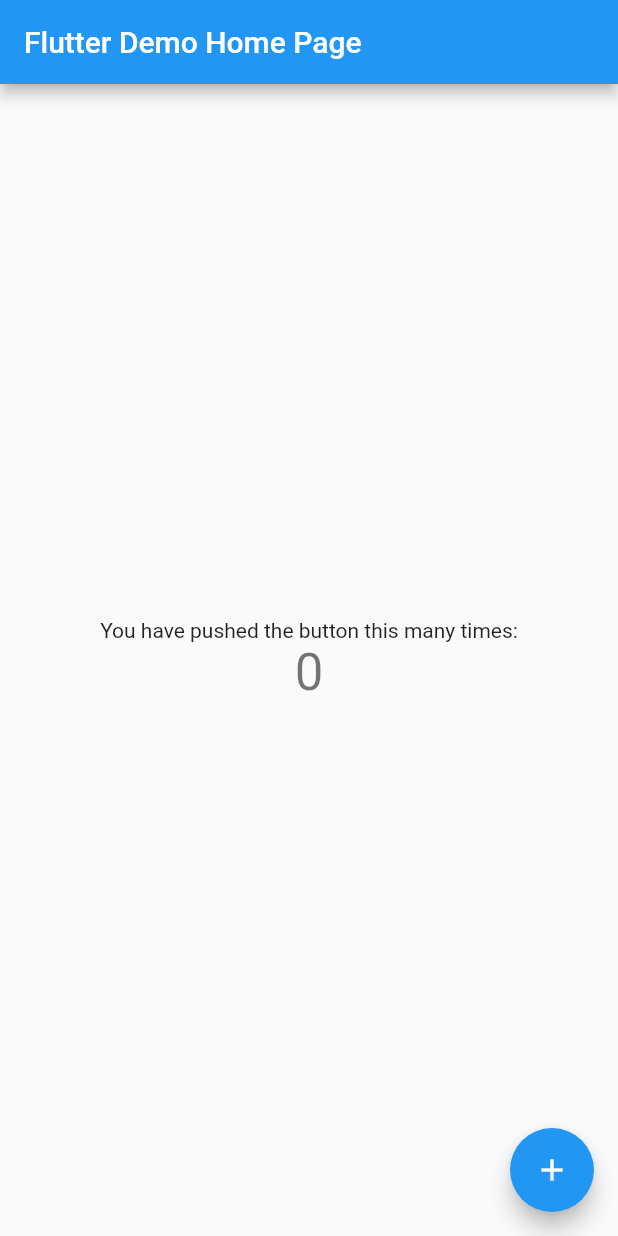
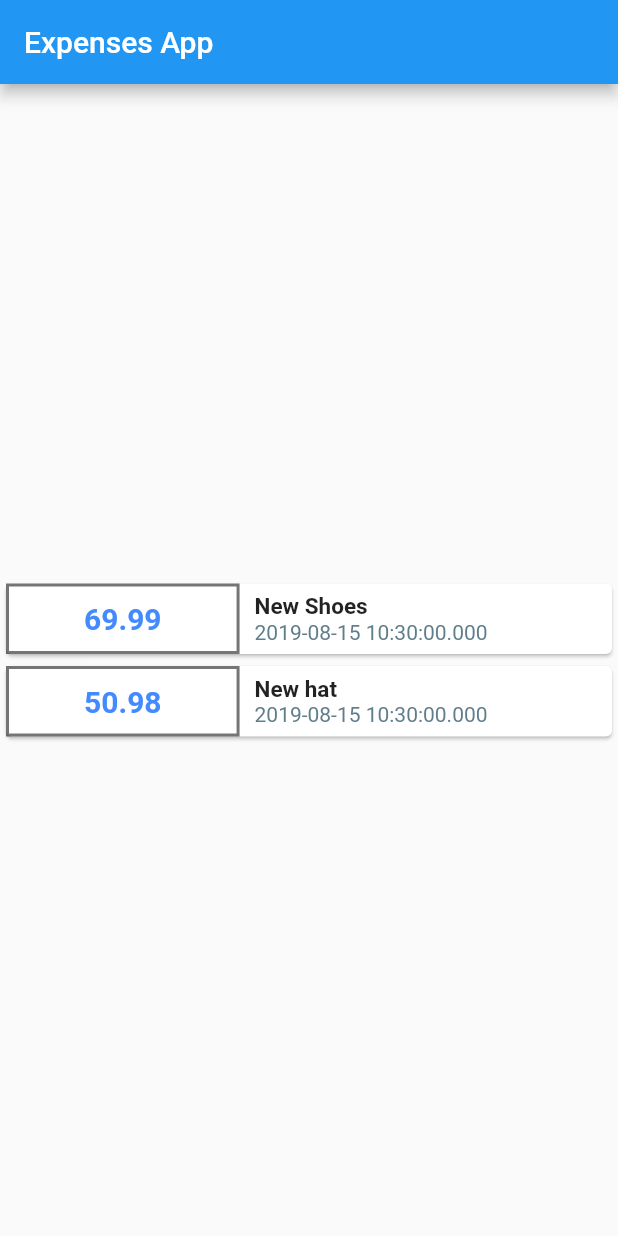
Before and after one commit to jjsebastianfuertes/PersonalExpensesApp, a Flutter app: the screen it shows after launch, on a phone screen of 412 x 824 dp. Run offline on Flutter 3.47's test engine with Material 2 defaults, Android fonts, the phone set to English and light mode, and no system bars.

Commit message:
card shape

```diff
--- a/expenses_app/lib/main.dart
+++ b/expenses_app/lib/main.dart
@@ -1,111 +1,79 @@
 import 'package:flutter/material.dart';
+import './transaction.dart';
 
-void main() => runApp(MyApp());
+void main() {
+  runApp(MyApp());
+}
 
 class MyApp extends StatelessWidget {
-  // This widget is the root of your application.
   @override
   Widget build(BuildContext context) {
     return MaterialApp(
-      title: 'Flutter Demo',
-      theme: ThemeData(
-        // This is the theme of your application.
-        //
-        // Try running your application with "flutter run". You'll see the
-        // application has a blue toolbar. Then, without quitting the app, try
-        // changing the primarySwatch below to Colors.green and then invoke
-        // "hot reload" (press "r" in the console where you ran "flutter run",
-        // or simply save your changes to "hot reload" in a Flutter IDE).
-        // Notice that the counter didn't reset back to zero; the application
-        // is not restarted.
-        primarySwatch: Colors.blue,
-      ),
-      home: MyHomePage(title: 'Flutter Demo Home Page'),
+      title: 'Expenses App',
+      home: MyHomePage(),
     );
   }
 }
 
-class MyHomePage extends StatefulWidget {
-  MyHomePage({Key key, this.title}) : super(key: key);
-
-  // This widget is the home page of your application. It is stateful, meaning
-  // that it has a State object (defined below) that contains fields that affect
-  // how it looks.
-
-  // This class is the configuration for the state. It holds the values (in this
-  // case the title) provided by the parent (in this case the App widget) and
-  // used by the build method of the State. Fields in a Widget subclass are
-  // always marked "final".
-
-  final String title;
-
-  @override
-  _MyHomePageState createState() => _MyHomePageState();
-}
-
-class _MyHomePageState extends State<MyHomePage> {
-  int _counter = 0;
-
-  void _incrementCounter() {
-    setState(() {
-      // This call to setState tells the Flutter framework that something has
-      // changed in this State, which causes it to rerun the build method below
-      // so that the display can reflect the updated values. If we changed
-      // _counter without calling setState(), then the build method would not be
-      // called again, and so nothing would appear to happen.
-      _counter++;
-    });
-  }
+class MyHomePage extends StatelessWidget {
+  final List<Transaction> transactions = [
+    Transaction(
+        id: 't1', title: 'New Shoes', amount: 69.99, date: DateTime.now()),
+    Transaction(id: 't2', title: 'New hat', amount: 50.98, date: DateTime.now())
+  ];
 
   @override
   Widget build(BuildContext context) {
-    // This method is rerun every time setState is called, for instance as done
-    // by the _incrementCounter method above.
-    //
-    // The Flutter framework has been optimized to make rerunning build methods
-    // fast, so that you can just rebuild anything that needs updating rather
-    // than having to individually change instances of widgets.
     return Scaffold(
       appBar: AppBar(
-        // Here we take the value from the MyHomePage object that was created by
-        // the App.build method, and use it to set our appbar title.
-        title: Text(widget.title),
+        title: Text('Expenses App'),
       ),
-      body: Center(
-        // Center is a layout widget. It takes a single child and positions it
-        // in the middle of the parent.
+      body: Container(
+        width: double.infinity,
         child: Column(
-          // Column is also layout widget. It takes a list of children and
-          // arranges them vertically. By default, it sizes itself to fit its
-          // children horizontally, and tries to be as tall as its parent.
-          //
-          // Invoke "debug painting" (press "p" in the console, choose the
-          // "Toggle Debug Paint" action from the Flutter Inspector in Android
-          // Studio, or the "Toggle Debug Paint" command in Visual Studio Code)
-          // to see the wireframe for each widget.
-          //
-          // Column has various properties to control how it sizes itself and
-          // how it positions its children. Here we use mainAxisAlignment to
-          // center the children vertically; the main axis here is the vertical
-          // axis because Columns are vertical (the cross axis would be
-          // horizontal).
             mainAxisAlignment: MainAxisAlignment.center,
+            children: transactions.map((tx) {
+              return Container(
+                child: Card(
+                  child: Row(
+                    children: <Widget>[
+                      Container(
+                        decoration: BoxDecoration(
+                          border: Border.all(color: Colors.black54, width: 2),
+                        ),
+                        padding:
+                            EdgeInsets.symmetric(vertical: 10, horizontal: 50),
+                        child: Text(
+                          tx.amount.toString(),
+                          style: TextStyle(
+                              fontWeight: FontWeight.bold,
+                              fontSize: 20,
+                              color: Colors.blueAccent),
+                        ),
+                      ),
+                      Container(
+                        padding: EdgeInsets.only(left: 10),
+                        child: Column(
+                          crossAxisAlignment: CrossAxisAlignment.start,
                           children: <Widget>[
                             Text(
-              'You have pushed the button this many times:',
+                              tx.title,
+                              style: TextStyle(
+                                  fontWeight: FontWeight.bold, fontSize: 15),
                             ),
                             Text(
-              '$_counter',
-              style: Theme.of(context).textTheme.display1,
+                              tx.date.toString(),
+                              style: TextStyle(color: Colors.blueGrey),
+                            )
+                          ],
                         ),
+                      )
                     ],
                   ),
                 ),
-      floatingActionButton: FloatingActionButton(
-        onPressed: _incrementCounter,
-        tooltip: 'Increment',
-        child: Icon(Icons.add),
-      ), // This trailing comma makes auto-formatting nicer for build methods.
+              );
+            }).toList()),
+      ),
     );
   }
 }
--- /dev/null
+++ b/expenses_app/lib/transaction.dart
@@ -0,0 +1,14 @@
+import 'package:flutter/foundation.dart';
+
+class Transaction {
+  final String id;
+  final String title;
+  final double amount;
+  final DateTime date;
+
+  Transaction(
+      {@required this.id,
+      @required this.title,
+      @required this.amount,
+      @required this.date});
+}
```
Lines whose indentation alone changed are shown as unchanged.
